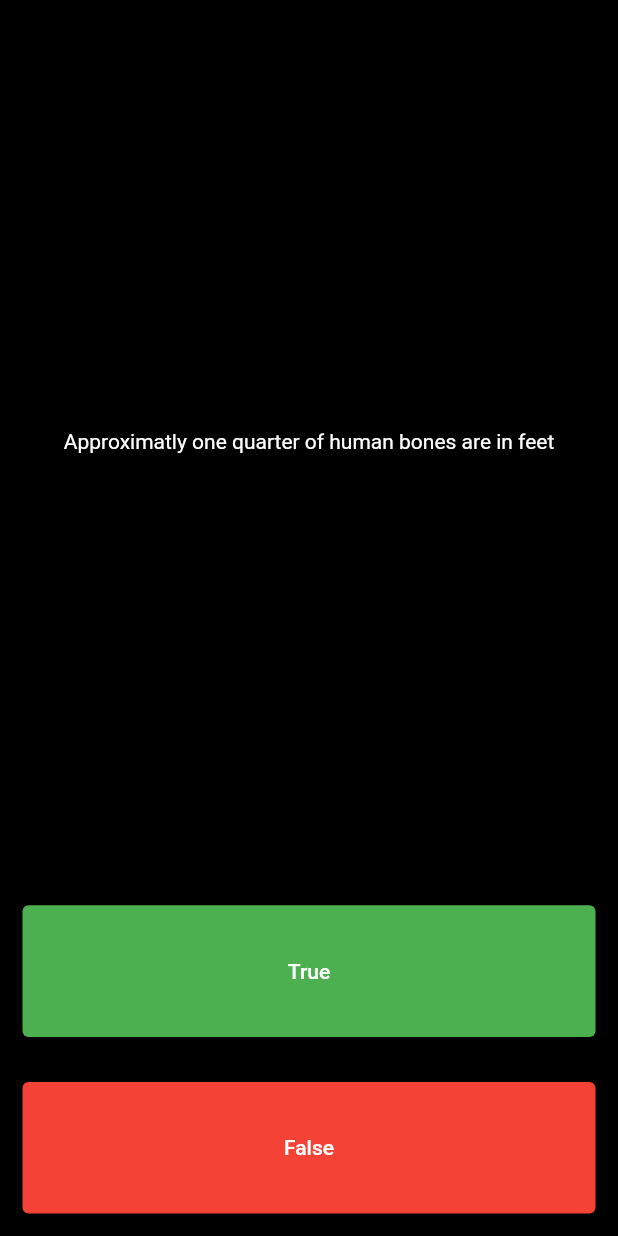
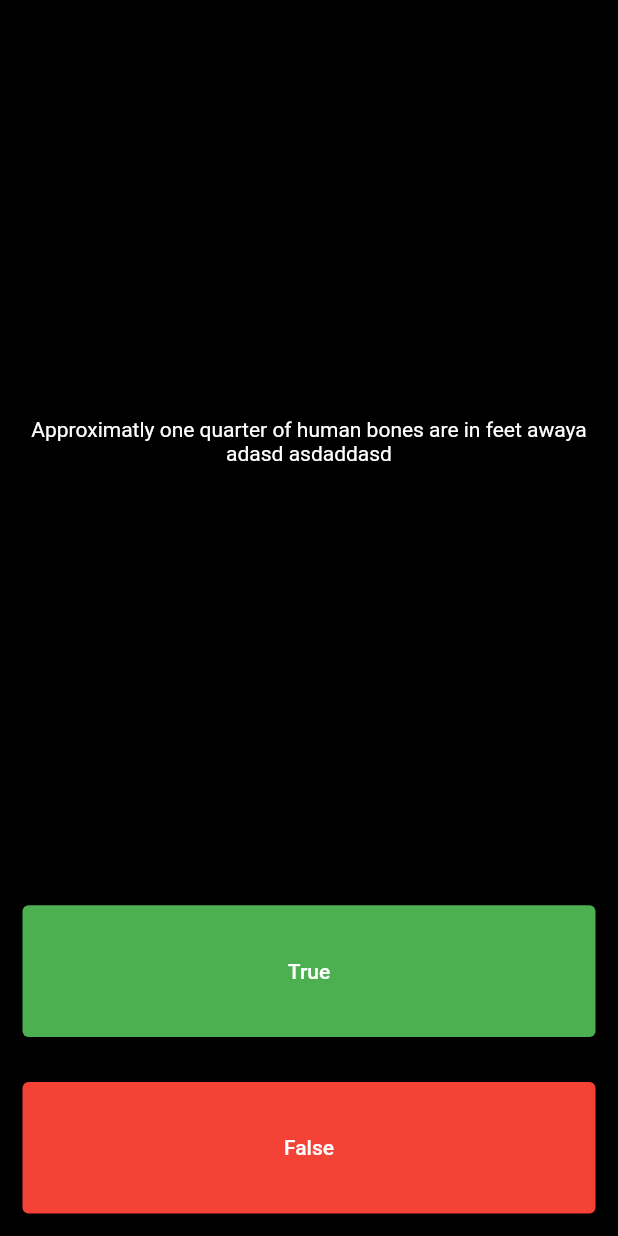
Before and after one commit to Balghari13/angela_prac, a Flutter app: the QuizApp screen opened directly, after a tap on "True", on a phone screen of 412 x 824 dp. Run offline on Flutter 3.47's test engine with Material 2 defaults, Android fonts, the phone set to English and light mode, and no system bars; our stand-ins replace audioplayers.

Commit message:
added question and answer togather by using class

```diff
--- /dev/null
+++ b/lib/Quizzler App/questions.dart
@@ -0,0 +1,9 @@
+class Questions{
+  late String questionText;
+  late bool answer;
+
+  Questions({required String q, required bool a}){
+    questionText = q;
+    answer = a;
+  }
+}
--- a/lib/Quizzler App/quiz_app.dart
+++ b/lib/Quizzler App/quiz_app.dart
@@ -1,3 +1,4 @@
+import 'package:angela_course_prac_repo/Quizzler%20App/questions.dart';
 import 'package:flutter/material.dart';
 
 class QuizApp extends StatefulWidget {
@@ -9,15 +10,26 @@ class QuizApp extends StatefulWidget {
 
 class _QuizAppState extends State<QuizApp> {
  List<Icon> scoreKepper = [];
- List<String> questions=[
-   'You can lead a cow down stairs but not up stairs',
-   'Approximatly one quarter of human bones are in feet',
-   'A slung\'s blood is green',
-   'You can lead a cow down stairs but not up stairs',
-   'Approximatly one quarter of human bones are in feet',
-   'A slung\'s blood is green',
+ // List<String> questions=[
+ //   'You can lead a cow down stairs but not up stairs',
+ //   'Approximatly one quarter of human bones are in feet',
+ //   'A slung\'s blood is green',
+ //   'You can lead a cow down stairs but not up stairs',
+ //   'Approximatly one quarter of human bones are in feet',
+ //   'A slung\'s blood is green',
+ // ];
+ // List<bool> answers = [false, true, true,false, true, true];
+
+
+
+//now by using class we can togather questions and answers at one place;
+ List<Questions> questionBank = [
+   Questions(q: 'You can lead a cow down stairs but not up stairs', a: false),
+   Questions(q: 'Approximatly one quarter of human bones are in feet awaya adasd asdaddasd', a: true),
+   Questions(q: 'A slung\'s blood is green', a: true)
  ];
- List<bool> answers = [false, true, true,false, true, true];
+
+
  int questionNumber = 0;
   @override
   Widget build(BuildContext context) {
@@ -33,7 +45,7 @@ class _QuizAppState extends State<QuizApp> {
                   child: Padding(
                     padding: EdgeInsets.all(10.0),
                     child: Center(
-                      child: Text(questions[questionNumber],style: TextStyle(
+                      child: Text(questionBank[questionNumber].questionText,style: TextStyle(
                         color: Colors.white,
                       ),
                         textAlign: TextAlign.center,
@@ -44,14 +56,14 @@ class _QuizAppState extends State<QuizApp> {
             Expanded(child: Padding(
               padding: const EdgeInsets.all(15.0),
               child: CustomButton(btn: 'True', onTap: (){
-                 bool correctAnswer = answers[questionNumber];
+                 bool correctAnswer = questionBank[questionNumber].answer;
                  if(correctAnswer==true){
                    print('Your answer is right');
                  }else{
                    print('wrong answer');
                  }
                   setState(() {
-                    if(questionNumber<5){
+                    if(questionNumber<2){
                       questionNumber++;
                     }else{
                       questionNumber=0;
@@ -63,14 +75,14 @@ class _QuizAppState extends State<QuizApp> {
             Expanded(child: Padding(
               padding: const EdgeInsets.all(15.0),
               child: CustomButton(btn: 'False', onTap: (){
-                bool correctAnswer = answers[questionNumber];
+                bool correctAnswer = questionBank[questionNumber].answer;
                 if(correctAnswer==false){
                   print('your are correct');
                 }else{
                   print('you are wrong');
                 }
                 setState(() {
-                  if(questionNumber<5){
+                  if(questionNumber<2){
                     questionNumber++;
                   }else{
                     questionNumber=0;
```
